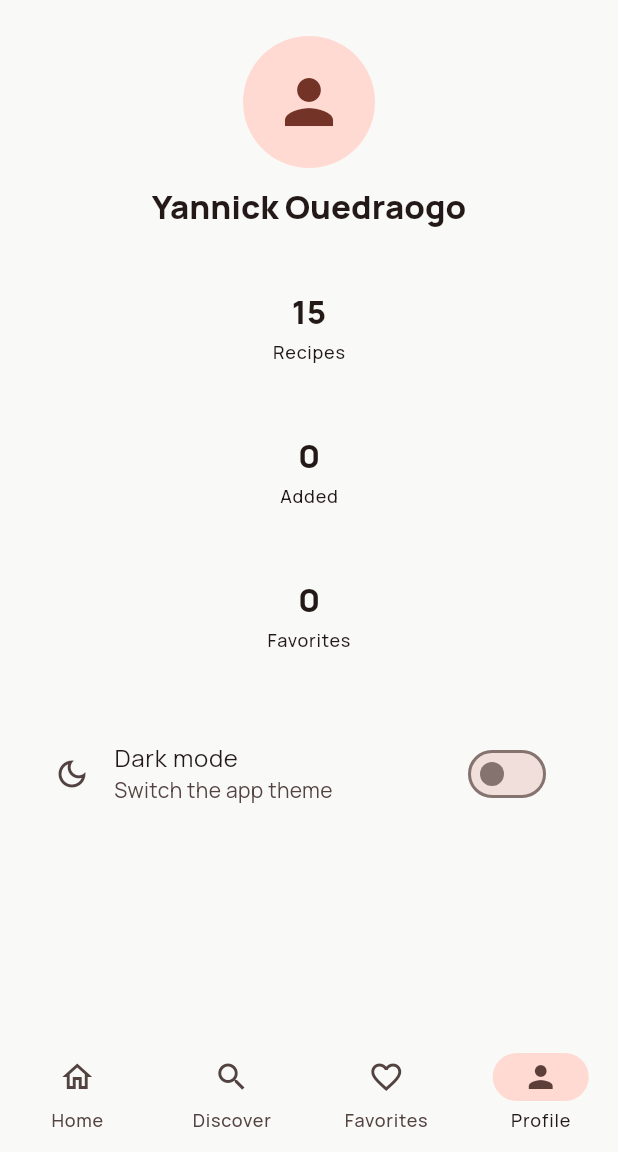
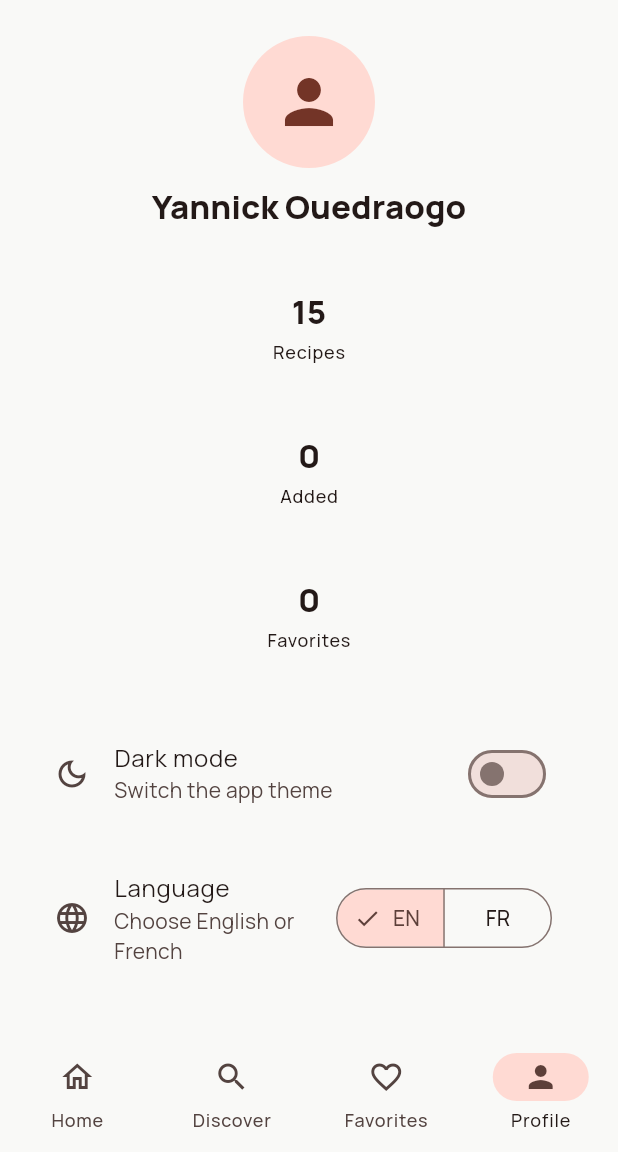
Before and after one commit to LEVI226/FlutterProjectMultiScreenAppWithNavigationNexFlutter, a Flutter app: the screen it shows after launch, item 4 of the bottom bar chosen, on a phone screen of 412 x 824 dp, the part 84-1236 px from its top. Run offline on Flutter 3.47's test engine with Material 3 defaults, Android fonts, the phone set to English and light mode, and no system bars; our stand-ins replace cached_network_image, go_router, google_fonts, image_picker; generated files the repository leaves out were written again; network calls fail.

Commit message:
Wire LocaleController into the app shell and add a language switcher to Profile

```diff
--- a/lib/main.dart
+++ b/lib/main.dart
@@ -1,7 +1,9 @@
 import 'package:flutter/material.dart';
 
 import 'data/recipe_repository.dart';
+import 'l10n/app_localizations.dart';
 import 'router/app_router.dart';
+import 'state/locale_controller.dart';
 import 'state/recipe_store.dart';
 import 'state/theme_controller.dart';
 import 'theme/app_theme.dart';
@@ -15,6 +17,9 @@ Future<void> main() async {
     SavorlyApp(
       store: RecipeStore(initialRecipes: recipes, categories: categories),
       themeController: ThemeController(),
+      localeController: LocaleController(
+        deviceLocale: WidgetsBinding.instance.platformDispatcher.locale,
+      ),
     ),
   );
 }
@@ -24,10 +29,12 @@ class SavorlyApp extends StatefulWidget {
     super.key,
     required this.store,
     required this.themeController,
+    required this.localeController,
   });
 
   final RecipeStore store;
   final ThemeController themeController;
+  final LocaleController localeController;
 
   @override
   State<SavorlyApp> createState() => _SavorlyAppState();
@@ -42,15 +49,24 @@ class _SavorlyAppState extends State<SavorlyApp> {
       store: widget.store,
       child: ThemeControllerScope(
         controller: widget.themeController,
+        child: LocaleControllerScope(
+          controller: widget.localeController,
           child: AnimatedBuilder(
-          animation: widget.themeController,
+            animation: Listenable.merge([
+              widget.themeController,
+              widget.localeController,
+            ]),
             builder: (context, _) => MaterialApp.router(
               title: 'Savorly',
               debugShowCheckedModeBanner: false,
               theme: AppTheme.light(),
               darkTheme: AppTheme.dark(),
               themeMode: widget.themeController.mode,
+              locale: widget.localeController.locale,
+              localizationsDelegates: AppLocalizations.localizationsDelegates,
+              supportedLocales: AppLocalizations.supportedLocales,
               routerConfig: _router,
+            ),
           ),
         ),
       ),
--- a/lib/screens/profile_screen.dart
+++ b/lib/screens/profile_screen.dart
@@ -1,5 +1,6 @@
 import 'package:flutter/material.dart';
 
+import '../state/locale_controller.dart';
 import '../state/recipe_store.dart';
 import '../state/theme_controller.dart';
 import '../widgets/section_header.dart';
@@ -84,6 +85,23 @@ class ProfileScreen extends StatelessWidget {
             onChanged: (_) => theme.toggle(),
           ),
         ),
+        const SizedBox(height: 12),
+        Card(
+          child: ListTile(
+            leading: const Icon(Icons.language),
+            title: const Text('Language'),
+            subtitle: const Text('Choose English or French'),
+            trailing: SegmentedButton<Locale>(
+              segments: const [
+                ButtonSegment(value: Locale('en'), label: Text('EN')),
+                ButtonSegment(value: Locale('fr'), label: Text('FR')),
+              ],
+              selected: {LocaleControllerScope.of(context).locale},
+              onSelectionChanged: (selection) =>
+                  LocaleControllerScope.of(context).setLocale(selection.first),
+            ),
+          ),
+        ),
       ],
     );
   }
```
Also changed, not shown: 1 other file. Lines whose indentation alone changed are shown as unchanged.
